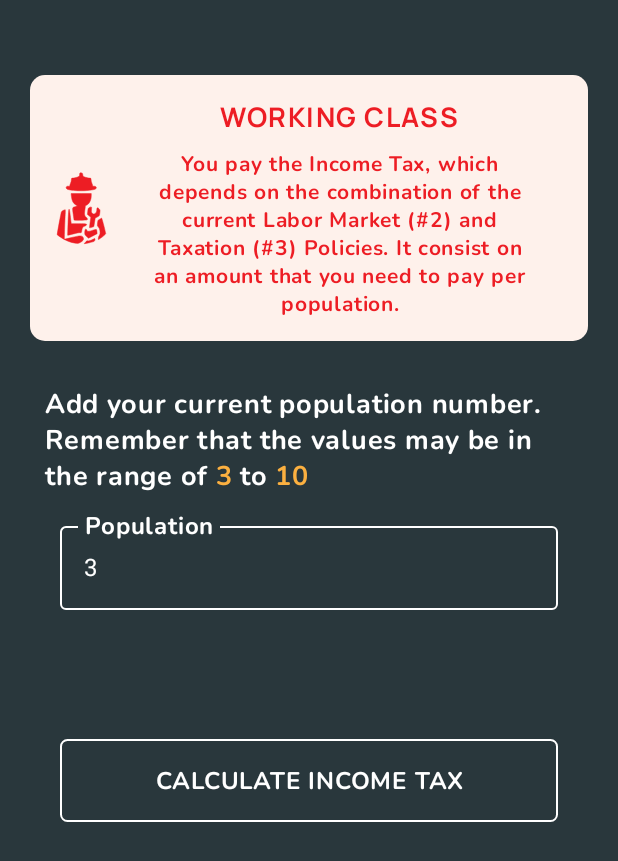
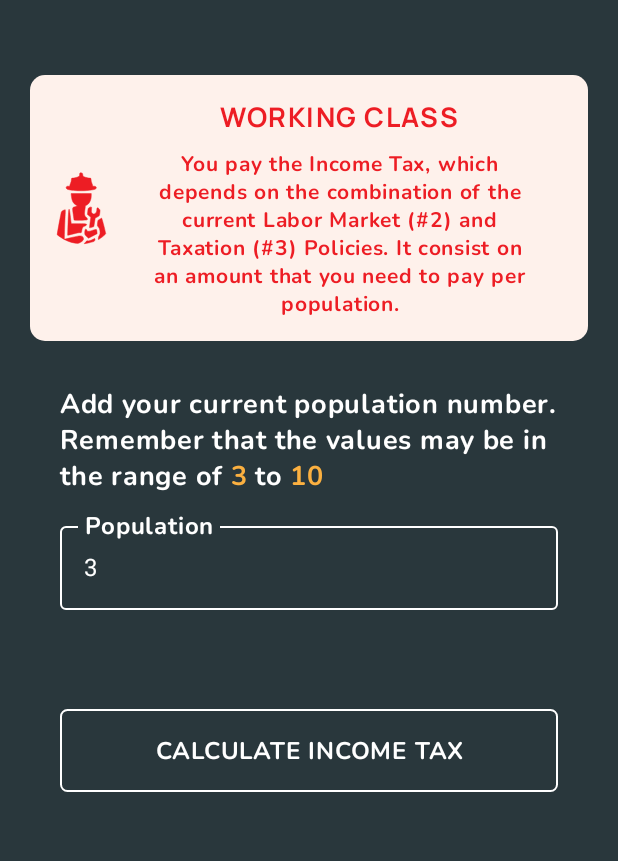
Before and after one commit to aloarte/HegemonyTaxes, an Android app built with Jetpack Compose: the RolesScreen screen opened through its navigation route, after a tap on "WORKING CLASS", on a phone screen of 412 x 824 dp. Shown: the top 861 px of the screen. Run offline under Robolectric (Android 15) with nearby library versions, the phone set to English and light mode, and no system bars; our stand-ins replace Dagger/Hilt's generated code.

Commit message:
Fixed margins

```diff
--- a/app/src/main/java/com/p4r4d0x/hegemonytaxes/presenter/common/ComposableCommons.kt
+++ b/app/src/main/java/com/p4r4d0x/hegemonytaxes/presenter/common/ComposableCommons.kt
@@ -57,9 +57,9 @@ fun HegemonyButton(
     OutlinedButton(
         shape = RoundedCornerShape(5.dp),
         modifier = modifier
-            .height(95.dp)
+            .height(55.dp)
             .fillMaxWidth()
-            .padding(20.dp),
+        ,
         border = BorderStroke(1.dp, mainColor),
         colors = ButtonDefaults.outlinedButtonColors(containerColor = backgroundColor),
         onClick = { onClick() }) {
--- a/app/src/main/java/com/p4r4d0x/hegemonytaxes/presenter/roles/RolesScreen.kt
+++ b/app/src/main/java/com/p4r4d0x/hegemonytaxes/presenter/roles/RolesScreen.kt
@@ -4,6 +4,7 @@ import androidx.compose.foundation.background
 import androidx.compose.foundation.layout.Column
 import androidx.compose.foundation.layout.fillMaxHeight
 import androidx.compose.foundation.layout.fillMaxWidth
+import androidx.compose.foundation.layout.padding
 import androidx.compose.material3.Divider
 import androidx.compose.runtime.Composable
 import androidx.compose.ui.Modifier
@@ -25,22 +26,23 @@ fun RolesScreen(state: UiState, onEventTriggered: (UiEvent) -> Unit) {
                 .fillMaxHeight()
                 .fillMaxWidth()
                 .background(DarkGrey)
+                .padding(20.dp)
         ) {
             Divider(thickness = 50.dp, color = Color.Transparent)
             RolesDescription(state)
             Divider(thickness = 20.dp, color = Color.Transparent)
-
-
-
             RoleSection(HegemonyRole.WorkingClass) {
                 onEventTriggered.invoke(UiEvent.GoRole(HegemonyRole.WorkingClass))
             }
+            Divider(thickness = 5.dp, color = Color.Transparent)
             RoleSection(HegemonyRole.MiddleClass) {
                 onEventTriggered.invoke(UiEvent.GoRole(HegemonyRole.MiddleClass))
             }
+            Divider(thickness = 5.dp, color = Color.Transparent)
             RoleSection(HegemonyRole.CapitalistClass) {
                 onEventTriggered.invoke(UiEvent.GoRole(HegemonyRole.CapitalistClass))
             }
+            Divider(thickness = 5.dp, color = Color.Transparent)
             RoleSection(HegemonyRole.State) {
                 onEventTriggered.invoke(UiEvent.GoRole(HegemonyRole.State))
             }
--- a/app/src/main/java/com/p4r4d0x/hegemonytaxes/presenter/roles/WorkingClassScreen.kt
+++ b/app/src/main/java/com/p4r4d0x/hegemonytaxes/presenter/roles/WorkingClassScreen.kt
@@ -1,21 +1,13 @@
 package com.p4r4d0x.hegemonytaxes.presenter.roles
-
 
 import android.content.Context
 import androidx.compose.foundation.background
-import androidx.compose.foundation.layout.Arrangement
 import androidx.compose.foundation.layout.Column
-import androidx.compose.foundation.layout.Row
 import androidx.compose.foundation.layout.fillMaxHeight
 import androidx.compose.foundation.layout.fillMaxWidth
 import androidx.compose.foundation.layout.height
 import androidx.compose.foundation.layout.padding
-import androidx.compose.foundation.layout.width
-import androidx.compose.material3.Button
-import androidx.compose.material3.ButtonDefaults
 import androidx.compose.material3.Divider
-import androidx.compose.material3.MaterialTheme
-import androidx.compose.material3.Text
 import androidx.compose.runtime.Composable
 import androidx.compose.runtime.getValue
 import androidx.compose.runtime.mutableStateOf
@@ -25,7 +17,6 @@ import androidx.compose.ui.Alignment
 import androidx.compose.ui.Modifier
 import androidx.compose.ui.graphics.Color
 import androidx.compose.ui.platform.LocalContext
-import androidx.compose.ui.text.style.TextAlign
 import androidx.compose.ui.unit.dp
 import androidx.compose.ui.unit.sp
 import com.p4r4d0x.hegemonytaxes.domain_data.model.HegemonyRole
@@ -38,12 +29,9 @@ import com.p4r4d0x.hegemonytaxes.presenter.roles.compose.RoleTitleSection
 import com.p4r4d0x.hegemonytaxes.ui.data.MultipleText
 import com.p4r4d0x.hegemonytaxes.ui.theme.DarkGrey
 import com.p4r4d0x.hegemonytaxes.ui.theme.HegemonyTaxesCalculatorTheme
-import com.p4r4d0x.hegemonytaxes.ui.theme.Orange
-import com.p4r4d0x.hegemonytaxes.ui.theme.White
 import com.p4r4d0x.hegemonytaxes.ui.utils.Utils
 import com.p4r4d0x.hegemonytaxes.ui.utils.Utils.buildRoleUiData
 import com.p4r4d0x.hegemonytaxes.ui.utils.Utils.verifyIntInputSelection
-import java.util.Locale
 
 @Composable
 fun WorkingClassScreen(state: UiState, onEventTriggered: (UiEvent) -> Unit) {
@@ -62,7 +50,7 @@ fun WorkingClassScreen(state: UiState, onEventTriggered: (UiEvent) -> Unit) {
             RoleTitleSection(roleUi)
             Divider(thickness = 20.dp, color = Color.Transparent)
             PopulationInputDescription()
-            RoleInputText(context, roleUi, "Population", population, 10) {
+            RoleInputText(roleUi, "Population", population, 10) {
                 it
                 population = it
 
@@ -75,11 +63,10 @@ fun WorkingClassScreen(state: UiState, onEventTriggered: (UiEvent) -> Unit) {
     }
 }
 
-
 @Composable
 fun PopulationInputDescription() {
     MultiStyleText(
-        modifier = Modifier.height(95.dp).padding(horizontal = 10.dp, vertical = 10.dp),
+        modifier = Modifier.height(95.dp).padding(horizontal = 20.dp, vertical = 10.dp),
         textStyleList = listOf(
             MultipleText(
                 "Add your current population number. Remember that the values may be in the range of ",
@@ -100,7 +87,7 @@ fun CalculateIncomeTaxButton(
     population: String,
     onEventTriggered: (UiEvent) -> Unit
 ) {
-    HegemonyButton(modifier = Modifier, text = "Calculate income tax") {
+    HegemonyButton(modifier = Modifier.padding(horizontal = 20.dp), text = "Calculate income tax") {
         verifyIntInputSelection(
             context = context,
             numberInput = population,
@@ -115,7 +102,7 @@ fun CalculateIncomeTaxButton(
 fun IncomeTaxResult(state: UiState) {
     if (state.incomeTax > -1) {
         MultiStyleText(
-            modifier = Modifier.padding(horizontal = 10.dp, vertical = 10.dp),
+            modifier = Modifier.padding(horizontal = 20.dp, vertical = 20.dp),
             textStyleList = listOf(
                 MultipleText("The Tax Income calculated is ", false),
                 MultipleText(state.incomeTax.toString(), true),
--- a/app/src/main/java/com/p4r4d0x/hegemonytaxes/presenter/roles/compose/CRolesPicker.kt
+++ b/app/src/main/java/com/p4r4d0x/hegemonytaxes/presenter/roles/compose/CRolesPicker.kt
@@ -1,22 +1,18 @@
 package com.p4r4d0x.hegemonytaxes.presenter.roles.compose
 
-import androidx.compose.foundation.background
-import androidx.compose.foundation.clickable
-import androidx.compose.foundation.layout.Box
+
+import androidx.compose.foundation.layout.Column
 import androidx.compose.foundation.layout.fillMaxWidth
-import androidx.compose.foundation.layout.height
 import androidx.compose.foundation.layout.padding
-import androidx.compose.foundation.shape.RoundedCornerShape
+import androidx.compose.material3.Divider
 import androidx.compose.material3.MaterialTheme
 import androidx.compose.material3.Text
 import androidx.compose.runtime.Composable
-import androidx.compose.ui.Alignment
 import androidx.compose.ui.Modifier
-import androidx.compose.ui.draw.clip
+import androidx.compose.ui.graphics.Color
 import androidx.compose.ui.text.style.TextAlign
 import androidx.compose.ui.unit.dp
 import androidx.compose.ui.unit.sp
-import com.p4r4d0x.hegemonytaxes.R
 import com.p4r4d0x.hegemonytaxes.domain_data.model.HegemonyRole
 import com.p4r4d0x.hegemonytaxes.domain_data.utils.getInvolvedTaxPoliciesSummary
 import com.p4r4d0x.hegemonytaxes.presenter.UiState
@@ -31,15 +27,14 @@ import com.p4r4d0x.hegemonytaxes.ui.utils.Utils.getRoleMainColor
 
 @Composable
 fun RolesDescription(state: UiState) {
-    Box(
+    Column(
         modifier = Modifier
             .padding(horizontal = 20.dp, vertical = 5.dp)
-            .height(150.dp)
             .fillMaxWidth()
     ) {
         state.policies.getInvolvedTaxPoliciesSummary()?.let { policiesSummary ->
             MultiStyleText(
-                modifier = Modifier.align(Alignment.TopCenter),
+                modifier = Modifier,
                 textStyleList = listOf(
                     MultipleText("Based on the current policies the tax multiplier is ", false),
                     MultipleText(state.taxMultiplier.toString(), true),
@@ -51,12 +46,13 @@ fun RolesDescription(state: UiState) {
                 regularStyle = Utils.getRegularSpanStyle(18.sp)
             )
         }
+        Divider(thickness = 40.dp, color = Color.Transparent)
         Text(
             color = White,
             text = "Pick your role to begin simulating how many taxes you will pay/receive.",
             style = MaterialTheme.typography.bodyMedium,
             textAlign = TextAlign.Center,
-            modifier = Modifier.align(Alignment.BottomCenter)
+            modifier = Modifier
         )
     }
 }
--- a/app/src/main/java/com/p4r4d0x/hegemonytaxes/ui/utils/Utils.kt
+++ b/app/src/main/java/com/p4r4d0x/hegemonytaxes/ui/utils/Utils.kt
@@ -1,7 +1,6 @@
 package com.p4r4d0x.hegemonytaxes.ui.utils
 
 import android.content.Context
-import android.util.Log
 import android.widget.Toast
 import androidx.compose.ui.text.SpanStyle
 import androidx.compose.ui.text.font.FontWeight
@@ -12,19 +11,15 @@ import com.p4r4d0x.hegemonytaxes.domain_data.model.HegemonyRole
 import com.p4r4d0x.hegemonytaxes.domain_data.model.InputValidation
 import com.p4r4d0x.hegemonytaxes.ui.data.RoleUiData
 import com.p4r4d0x.hegemonytaxes.ui.theme.Blue
-import com.p4r4d0x.hegemonytaxes.ui.theme.CapitalistClass
 import com.p4r4d0x.hegemonytaxes.ui.theme.Grey
 import com.p4r4d0x.hegemonytaxes.ui.theme.LighterBlue
 import com.p4r4d0x.hegemonytaxes.ui.theme.LighterGrey
 import com.p4r4d0x.hegemonytaxes.ui.theme.LighterRed
 import com.p4r4d0x.hegemonytaxes.ui.theme.LighterYellow
-import com.p4r4d0x.hegemonytaxes.ui.theme.MiddleClass
 import com.p4r4d0x.hegemonytaxes.ui.theme.NunitoFontFamily
 import com.p4r4d0x.hegemonytaxes.ui.theme.Orange
 import com.p4r4d0x.hegemonytaxes.ui.theme.Red
-import com.p4r4d0x.hegemonytaxes.ui.theme.State
 import com.p4r4d0x.hegemonytaxes.ui.theme.White
-import com.p4r4d0x.hegemonytaxes.ui.theme.WorkingClass
 import com.p4r4d0x.hegemonytaxes.ui.theme.Yellow
 import java.util.Locale
 
@@ -76,42 +71,21 @@ object Utils {
         }
     }
 
-    fun buildRoleUiData(role: HegemonyRole) =
-        when (role) {
-            HegemonyRole.WorkingClass -> RoleUiData(
-                title = role.value.uppercase(Locale.ROOT),
-                mainColor = WorkingClass,
-                backgroundColor = getRoleBackground(role),
-                description = "You pay the Income Tax, which depends on the combination of the current Labor Market (#2) and Taxation (#3) Policies. It consist on an amount that you need to pay per population.",
-                avatar = getRoleAvatar(role)
-            )
+    fun buildRoleUiData(role: HegemonyRole) = RoleUiData(
+        title = role.value.uppercase(Locale.ROOT),
+        mainColor = getRoleMainColor(role),
+        backgroundColor = getRoleBackground(role),
+        description = getRoleDescription(role),
+        avatar = getRoleAvatar(role)
+    )
 
-            HegemonyRole.MiddleClass ->
-                RoleUiData(
-                    title = role.value.uppercase(Locale.ROOT),
-                    mainColor = MiddleClass,
-                    backgroundColor = getRoleBackground(role),
-                    description = "You pay the Income Tax and the Employment Tax. The first one is based onf your income from companies other than you own in which you have Workers and the other is based on the Companies you run yourself.",
-                    avatar = getRoleAvatar(role)
-                )
 
-            HegemonyRole.CapitalistClass ->
-                RoleUiData(
-                    title = role.value.uppercase(Locale.ROOT),
-                    mainColor = CapitalistClass,
-                    backgroundColor = getRoleBackground(role),
-                    description = "You pay the Employment Tax and the Corporate Tax. The first one it depends on the number of Companies that you own, and the second one is based on the profit you made from the business activities.",
-                    avatar = getRoleAvatar(role)
-                )
-
-            HegemonyRole.State -> RoleUiData(
-                title = role.value.uppercase(Locale.ROOT),
-                mainColor = State,
-                backgroundColor = getRoleBackground(role),
-                description = "",
-                avatar = getRoleAvatar(role)
-            )
-        }
+    private fun getRoleDescription(role: HegemonyRole) = when (role) {
+        HegemonyRole.WorkingClass -> "You pay the Income Tax, which depends on the combination of the current Labor Market (#2) and Taxation (#3) Policies. It consist on an amount that you need to pay per population."
+        HegemonyRole.MiddleClass -> "You pay the Income Tax and the Employment Tax. The first one is based onf your income from companies other than you own in which you have Workers and the other is based on the Companies you run yourself."
+        HegemonyRole.CapitalistClass -> "You pay the Employment Tax and the Corporate Tax. The first one it depends on the number of Companies that you own, and the second one is based on the profit you made from the business activities."
+        HegemonyRole.State -> ""
+    }
 
     fun getRoleBackground(role: HegemonyRole) = when (role) {
         HegemonyRole.WorkingClass -> LighterRed
@@ -135,4 +109,10 @@ object Utils {
         HegemonyRole.State -> Grey
     }
 
+    fun getInputValidationError(inputError: InputValidation) = when (inputError) {
+        InputValidation.NotANumber -> "Symbols not allowed"
+        InputValidation.WrongRange -> "The number is not on the range"
+        InputValidation.Valid -> ""
+    }
+
 }
```
Also changed, not shown: app/src/main/java/com/p4r4d0x/hegemonytaxes/presenter/roles/compose/CRoles.kt (+1 -12 lines).
